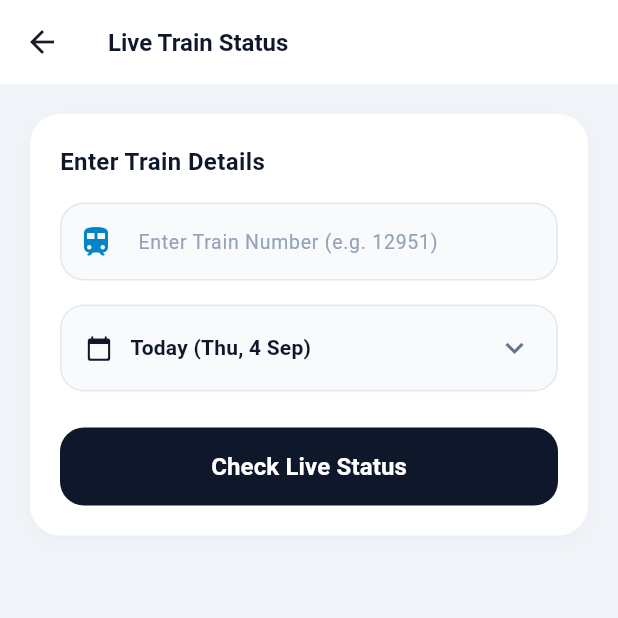
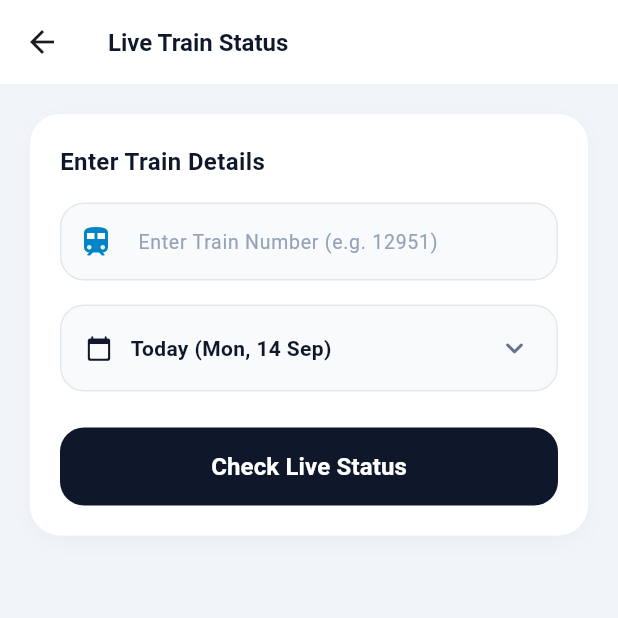
Before and after one commit to Ayus28/yatra_saathi, a Flutter app: the LiveStatusSearchScreen screen opened directly, on a phone screen of 412 x 824 dp, the top half of it. Run offline on Flutter 3.47's test engine with Material 3 defaults, Android fonts, the phone set to English and light mode, and no system bars; our stand-ins replace cloud_firestore, firebase_core, geolocator, image_picker; accounts and stored records are empty.

Commit message:
Added live status screen with date picker and GPS validation

```diff
--- a/lib/live_status_screen.dart
+++ b/lib/live_status_screen.dart
@@ -19,13 +19,39 @@ class LiveStatusSearchScreen extends StatefulWidget {
 
 class _LiveStatusSearchScreenState extends State<LiveStatusSearchScreen> {
   final TextEditingController _trainController = TextEditingController();
-  String selectedDate = 'Today (Thu, 4 Sep)';
 
-  final List<String> dateOptions = [
-    'Yesterday (Wed, 3 Sep)',
-    'Today (Thu, 4 Sep)',
-    'Tomorrow (Fri, 5 Sep)',
-  ];
+  // Automatically initialized to today's current date
+  DateTime _selectedDate = DateTime.now();
+
+  // Date picker function for user flexibility
+  void _selectDate(BuildContext context) async {
+    final DateTime? picked = await showDatePicker(
+      context: context,
+      initialDate: _selectedDate,
+      firstDate: DateTime.now().subtract(const Duration(days: 5)),
+      lastDate: DateTime.now().add(const Duration(days: 10)),
+    );
+    if (picked != null && picked != _selectedDate) {
+      setState(() {
+        _selectedDate = picked;
+      });
+    }
+  }
+
+  // Helper to format date cleanly
+  String _formatDate(DateTime date) {
+    const months = ['Jan', 'Feb', 'Mar', 'Apr', 'May', 'Jun', 'Jul', 'Aug', 'Sep', 'Oct', 'Nov', 'Dec'];
+    const weekdays = ['Mon', 'Tue', 'Wed', 'Thu', 'Fri', 'Sat', 'Sun'];
+
+    String weekday = weekdays[date.weekday - 1];
+    String month = months[date.month - 1];
+    return '$weekday, ${date.day} $month';
+  }
+
+  bool _isToday(DateTime date) {
+    final now = DateTime.now();
+    return date.year == now.year && date.month == now.month && date.day == now.day;
+  }
 
   Future<void> _checkLocationAndNavigate(BuildContext context) async {
     if (_trainController.text.trim().isEmpty) {
@@ -53,7 +79,7 @@ class _LiveStatusSearchScreenState extends State<LiveStatusSearchScreen> {
         MaterialPageRoute(
           builder: (context) => LiveStatusDetailScreen(
             trainNumber: _trainController.text.trim(),
-            journeyDate: selectedDate,
+            journeyDate: _isToday(_selectedDate) ? 'Today (${_formatDate(_selectedDate)})' : _formatDate(_selectedDate),
           ),
         ),
       );
@@ -119,40 +145,33 @@ class _LiveStatusSearchScreenState extends State<LiveStatusSearchScreen> {
                     ),
                   ),
                   const SizedBox(height: 16),
-                  Container(
-                    padding: const EdgeInsets.symmetric(horizontal: 16, vertical: 4),
+                  // Interactive Dynamic Date Picker Container
+                  GestureDetector(
+                    onTap: () => _selectDate(context),
+                    child: Container(
+                      padding: const EdgeInsets.symmetric(horizontal: 16, vertical: 16),
                       decoration: BoxDecoration(
                         color: const Color(0xFFF8FAFC),
                         borderRadius: BorderRadius.circular(16),
                         border: Border.all(color: const Color(0xFFE2E8F0)),
                       ),
-                    child: DropdownButtonHideUnderline(
-                      child: DropdownButton<String>(
-                        value: selectedDate,
-                        isExpanded: true,
-                        icon: const Icon(Icons.keyboard_arrow_down, color: Color(0xFF64748B)),
-                        items: dateOptions.map((String date) {
-                          return DropdownMenuItem<String>(
-                            value: date,
                       child: Row(
                         children: [
                           const Icon(Icons.calendar_today_rounded, color: Color(0xFF0F172A), size: 18),
                           const SizedBox(width: 12),
                           Text(
-                                  date,
-                                  style: const TextStyle(fontSize: 14, fontWeight: FontWeight.w600, color: Color(0xFF0F172A)),
+                            _isToday(_selectedDate)
+                                ? 'Today (${_formatDate(_selectedDate)})'
+                                : _formatDate(_selectedDate),
+                            style: const TextStyle(
+                              fontSize: 14,
+                              fontWeight: FontWeight.w600,
+                              color: Color(0xFF0F172A),
                             ),
+                          ),
+                          const Spacer(),
+                          const Icon(Icons.keyboard_arrow_down_rounded, color: Color(0xFF64748B)),
                         ],
-                            ),
-                          );
-                        }).toList(),
-                        onChanged: (String? newValue) {
-                          if (newValue != null) {
-                            setState(() {
-                              selectedDate = newValue;
-                            });
-                          }
-                        },
                       ),
                     ),
                   ),
@@ -231,7 +250,7 @@ class _LiveStatusDetailScreenState extends State<LiveStatusDetailScreen> {
   @override
   void initState() {
     super.initState();
-    lastUpdated = 'Just now (4:42 PM)';
+    lastUpdated = 'Just now';
     _checkUserLocationAndMatchStation();
 
     _autoRefreshTimer = Timer.periodic(const Duration(seconds: 30), (timer) {
@@ -268,7 +287,6 @@ class _LiveStatusDetailScreenState extends State<LiveStatusDetailScreen> {
         desiredAccuracy: LocationAccuracy.high,
       );
 
-      // Train ke current active station ke coordinates (Jaise Kota Junction)
       double stationLat = 25.1478;
       double stationLng = 75.8373;
 
@@ -281,7 +299,6 @@ class _LiveStatusDetailScreenState extends State<LiveStatusDetailScreen> {
 
       if (mounted) {
         setState(() {
-          // Agar user train ke current station ke 3 kilometer ke daayre mein hai tabhi valid maanein
           if (distanceInMeters <= 3000) {
             gpsDetectedStatus = 'GPS Verified: Near Kota Junction';
           } else {
@@ -367,7 +384,6 @@ class _LiveStatusDetailScreenState extends State<LiveStatusDetailScreen> {
       builder: (context) {
         return StatefulBuilder(
           builder: (context, setModalState) {
-            // Strict Location Validation Logic
             void verifyLiveLocation() async {
               setModalState(() {
                 isLocationVerifying = true;
@@ -402,7 +418,6 @@ class _LiveStatusDetailScreenState extends State<LiveStatusDetailScreen> {
                   desiredAccuracy: LocationAccuracy.high,
                 );
 
-                // Train ke current station ya route ka coordinate (Example: Kota Junction)
                 double targetLat = 25.1478;
                 double targetLng = 75.8373;
 
@@ -413,9 +428,6 @@ class _LiveStatusDetailScreenState extends State<LiveStatusDetailScreen> {
                   targetLng,
                 );
 
-                // Yahan hum distance check kar rahe hain.
-                // Agar user station ya train ke aas-pass (5 kilometers ke andar) hai tabhi verify hoga.
-                // Agar aap chahte hain ki train ke chalte hue bhi strict check ho, toh yahan route tolerance set kar sakte hain.
                 if (distanceInMeters <= 5000) {
                   setModalState(() {
                     isLocationVerifying = false;
@@ -489,7 +501,6 @@ class _LiveStatusDetailScreenState extends State<LiveStatusDetailScreen> {
                       ],
                     ),
                     const SizedBox(height: 16),
-
                     Container(
                       padding: const EdgeInsets.all(12),
                       decoration: BoxDecoration(
@@ -538,7 +549,6 @@ class _LiveStatusDetailScreenState extends State<LiveStatusDetailScreen> {
                         ],
                       ),
                     ),
-
                     const SizedBox(height: 16),
                     const Text(
                       'Select Location Context',
@@ -1448,15 +1458,11 @@ class _TrainChatRoomScreenState extends State<TrainChatRoomScreen> {
                       hintText: 'Share live update with passengers...',
                       hintStyle: const TextStyle(fontSize: 12, color: Color(0xFF94A3B8)),
                       filled: true,
-                      fillColor: const Color(0xFFF8FAFC),
+                      fillColor: const Color(0xFFF1F5F9),
                       contentPadding: const EdgeInsets.symmetric(horizontal: 16, vertical: 12),
                       border: OutlineInputBorder(
-                        borderRadius: BorderRadius.circular(16),
-                        borderSide: const BorderSide(color: Color(0xFFE2E8F0)),
-                      ),
-                      enabledBorder: OutlineInputBorder(
-                        borderRadius: BorderRadius.circular(16),
-                        borderSide: const BorderSide(color: Color(0xFFE2E8F0)),
+                        borderRadius: BorderRadius.circular(20),
+                        borderSide: BorderSide.none,
                       ),
                     ),
                   ),
@@ -1465,11 +1471,12 @@ class _TrainChatRoomScreenState extends State<TrainChatRoomScreen> {
                 IconButton(
                   style: IconButton.styleFrom(
                     backgroundColor: const Color(0xFF0F172A),
-                    padding: const EdgeInsets.all(12),
+                    foregroundColor: Colors.white,
                   ),
-                  icon: const Icon(Icons.send_rounded, color: Colors.white, size: 18),
+                  icon: const Icon(Icons.send_rounded, size: 18),
                   onPressed: () {
                     if (_msgController.text.trim().isEmpty) return;
+
                     final newPost = {
                       'user': 'You',
                       'time': 'Just now',
@@ -1478,10 +1485,10 @@ class _TrainChatRoomScreenState extends State<TrainChatRoomScreen> {
                       'likes': 'Verified by GPS',
                       'isHighlighted': 'true',
                     };
+
                     widget.onAddPost(newPost);
-                    setState(() {
                     _msgController.clear();
-                    });
+                    setState(() {});
                   },
                 ),
               ],
```
Lines whose indentation alone changed are shown as unchanged.
